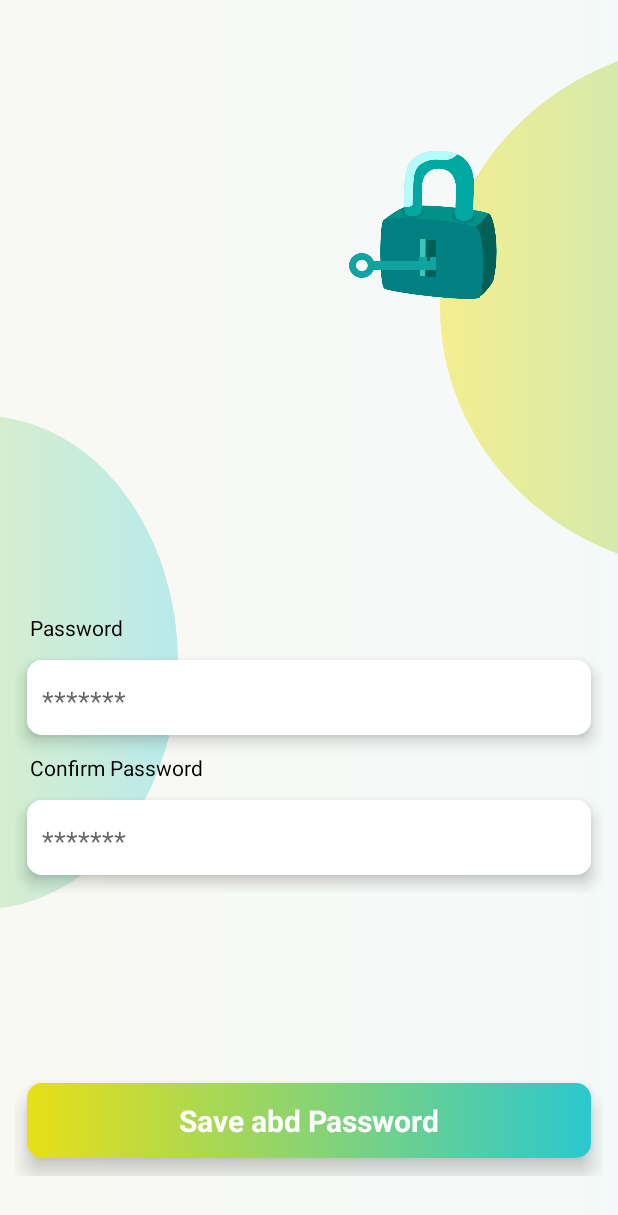
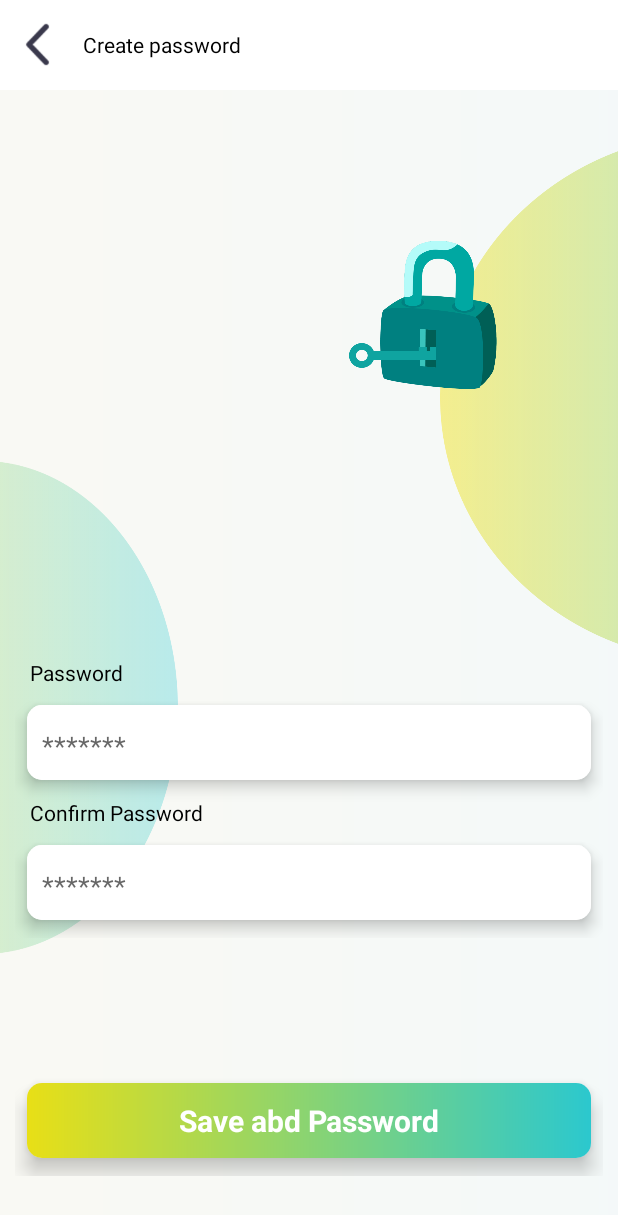
Before and after one commit to sudhirs745/Login, an Android app: the ForgotActivity screen opened directly, with no data from a screen before it, on a phone screen of 412 x 824 dp. Shown: the top 1215 px of the screen. Run offline under Robolectric (Android 15) with nearby library versions, the phone set to English and light mode, and no system bars.

Commit message:
forgot new add lock

```diff
--- a/app/src/main/res/layout/activity_main_new.xml
+++ b/app/src/main/res/layout/activity_main_new.xml
@@ -1,11 +1,35 @@
 <?xml version="1.0" encoding="utf-8"?>
-<androidx.constraintlayout.widget.ConstraintLayout xmlns:android="http://schemas.android.com/apk/res/android"
+<LinearLayout xmlns:android="http://schemas.android.com/apk/res/android"
     xmlns:app="http://schemas.android.com/apk/res-auto"
     xmlns:tools="http://schemas.android.com/tools"
     android:layout_width="match_parent"
     android:layout_height="match_parent"
+    android:orientation="vertical"
     app:layout_behavior="@string/appbar_scrolling_view_behavior"
     tools:context=".ForgotActivity">
+
+    <LinearLayout
+        android:layout_width="match_parent"
+        android:layout_height="60dp"
+        android:background="#fff"
+        android:gravity="center"
+        android:orientation="horizontal">
+
+        <ImageView
+            android:layout_width="30dp"
+            android:layout_height="30dp"
+            android:layout_marginLeft="10dp"
+            android:src="@drawable/back_menu"/>
+
+        <TextView
+            android:layout_width="match_parent"
+            android:layout_height="match_parent"
+            android:textColor="#000000"
+            android:layout_marginLeft="15dp"
+            android:gravity="center|left"
+            android:text="Create password"/>
+
+    </LinearLayout>
 
     <FrameLayout
         android:layout_width="match_parent"
@@ -179,4 +203,4 @@
 
     </FrameLayout>
 
-</androidx.constraintlayout.widget.ConstraintLayout>
+</LinearLayout>
```
